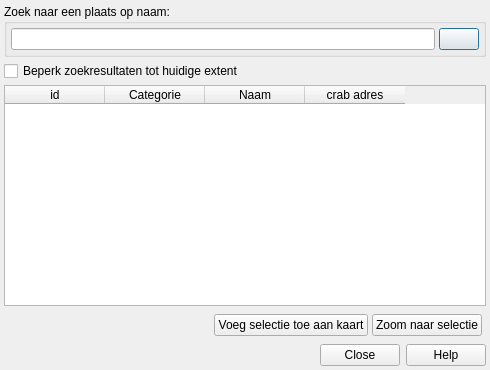
First picture: the form in ui_geopunt4QgisPoi.ui, repository warrieka/geopunt4Qgis, before the edit.
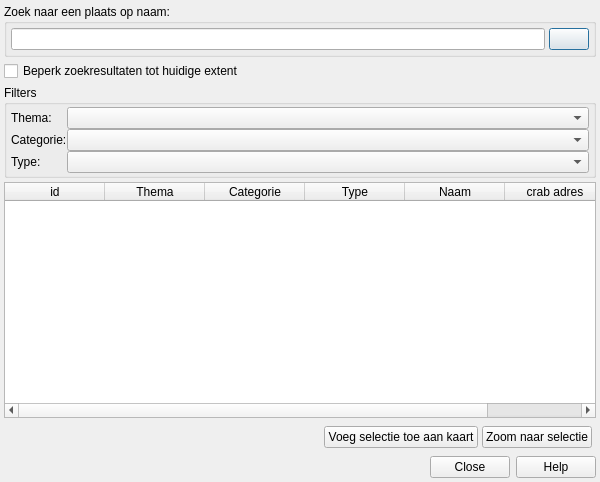
Second picture: the form after the edit. Icons and pictures are not drawn.

The edit to the form file:
```diff
--- a/ui_geopunt4QgisPoi.ui
+++ b/ui_geopunt4QgisPoi.ui
@@ -7,8 +7,8 @@
    <rect>
     <x>0</x>
     <y>0</y>
-    <width>490</width>
-    <height>370</height>
+    <width>600</width>
+    <height>482</height>
    </rect>
   </property>
   <property name="contextMenuPolicy">
@@ -69,6 +69,96 @@
      </property>
     </widget>
    </item>
+   <item>
+    <widget class="QGroupBox" name="filterBox">
+     <property name="title">
+      <string>Filters</string>
+     </property>
+     <property name="flat">
+      <bool>false</bool>
+     </property>
+     <property name="checkable">
+      <bool>false</bool>
+     </property>
+     <layout class="QFormLayout" name="formLayout">
+      <property name="sizeConstraint">
+       <enum>QLayout::SetDefaultConstraint</enum>
+      </property>
+      <property name="labelAlignment">
+       <set>Qt::AlignLeading|Qt::AlignLeft|Qt::AlignVCenter</set>
+      </property>
+      <property name="horizontalSpacing">
+       <number>0</number>
+      </property>
+      <property name="verticalSpacing">
+       <number>0</number>
+      </property>
+      <property name="leftMargin">
+       <number>4</number>
+      </property>
+      <property name="topMargin">
+       <number>2</number>
+      </property>
+      <property name="rightMargin">
+       <number>4</number>
+      </property>
+      <property name="bottomMargin">
+       <number>2</number>
+      </property>
+      <item row="1" column="1">
+       <widget class="QComboBox" name="filterPoiThemeCombo">
+        <property name="sizePolicy">
+         <sizepolicy hsizetype="MinimumExpanding" vsizetype="Fixed">
+          <horstretch>0</horstretch>
+          <verstretch>0</verstretch>
+         </sizepolicy>
+        </property>
+       </widget>
+      </item>
+      <item row="6" column="0">
+       <widget class="QLabel" name="filterLbl3">
+        <property name="text">
+         <string>Type:</string>
+        </property>
+       </widget>
+      </item>
+      <item row="6" column="1">
+       <widget class="QComboBox" name="filterPoiTypeCombo">
+        <property name="sizePolicy">
+         <sizepolicy hsizetype="MinimumExpanding" vsizetype="Fixed">
+          <horstretch>0</horstretch>
+          <verstretch>0</verstretch>
+         </sizepolicy>
+        </property>
+       </widget>
+      </item>
+      <item row="4" column="1">
+       <widget class="QComboBox" name="filterPoiCategoryCombo">
+        <property name="sizePolicy">
+         <sizepolicy hsizetype="MinimumExpanding" vsizetype="Fixed">
+          <horstretch>0</horstretch>
+          <verstretch>0</verstretch>
+         </sizepolicy>
+        </property>
+       </widget>
+      </item>
+      <item row="4" column="0">
+       <widget class="QLabel" name="filterLbl2">
+        <property name="text">
+         <string>Categorie:</string>
+        </property>
+       </widget>
+      </item>
+      <item row="1" column="0">
+       <widget class="QLabel" name="filterLbl1">
+        <property name="text">
+         <string>Thema:</string>
+        </property>
+       </widget>
+      </item>
+     </layout>
+    </widget>
+   </item>
    <item>
     <widget class="QTableWidget" name="resultLijst">
      <property name="contextMenuPolicy">
@@ -109,11 +199,21 @@
        <string>id</string>
       </property>
      </column>
+     <column>
+      <property name="text">
+       <string>Thema</string>
+      </property>
+     </column>
      <column>
       <property name="text">
        <string>Categorie</string>
       </property>
      </column>
+     <column>
+      <property name="text">
+       <string>Type</string>
+      </property>
+     </column>
      <column>
       <property name="text">
        <string>Naam</string>
```
Left out of the diff: 2 changed lines with no effect on the pictures.
